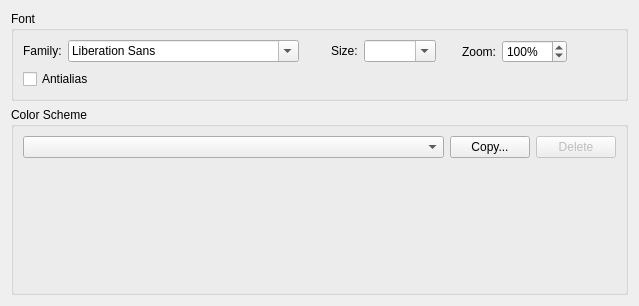
First picture: the form in src/plugins/texteditor/fontsettingspage.ui, repository qt-creator/qt-creator, before the edit.
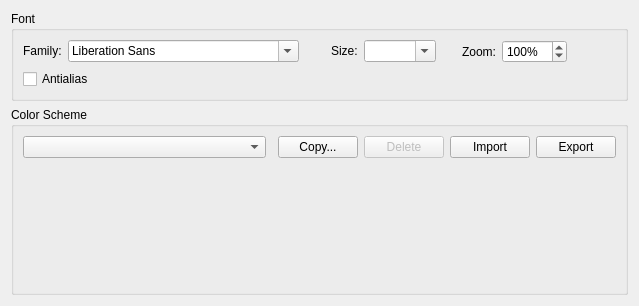
Second picture: the form after the edit. Custom widgets are drawn as their Qt base class.

Commit message:
Font settings: Add import and export functions
Fixed: QTCREATORBUG-6833

Diff of the .ui file:
```diff
--- a/src/plugins/texteditor/fontsettingspage.ui
+++ b/src/plugins/texteditor/fontsettingspage.ui
@@ -146,6 +146,13 @@
       <string>Color Scheme</string>
      </property>
      <layout class="QGridLayout" name="gridLayout_2">
+      <item row="0" column="5">
+       <widget class="QPushButton" name="exportButton">
+        <property name="text">
+         <string>Export</string>
+        </property>
+       </widget>
+      </item>
       <item row="0" column="0">
        <widget class="QComboBox" name="schemeComboBox">
         <property name="sizePolicy">
@@ -156,14 +163,7 @@
         </property>
        </widget>
       </item>
-      <item row="0" column="1">
-       <widget class="QPushButton" name="copyButton">
-        <property name="text">
-         <string>Copy...</string>
-        </property>
-       </widget>
-      </item>
-      <item row="0" column="2">
+      <item row="0" column="3">
        <widget class="QPushButton" name="deleteButton">
         <property name="enabled">
          <bool>false</bool>
@@ -173,7 +173,21 @@
         </property>
        </widget>
       </item>
-      <item row="1" column="0" colspan="3">
+      <item row="0" column="2">
+       <widget class="QPushButton" name="copyButton">
+        <property name="text">
+         <string>Copy...</string>
+        </property>
+       </widget>
+      </item>
+      <item row="0" column="4">
+       <widget class="QPushButton" name="importButton">
+        <property name="text">
+         <string>Import</string>
+        </property>
+       </widget>
+      </item>
+      <item row="2" column="0" colspan="6">
        <widget class="TextEditor::Internal::ColorSchemeEdit" name="schemeEdit" native="true">
         <property name="sizePolicy">
          <sizepolicy hsizetype="Preferred" vsizetype="Expanding">
```
Left out of the diff: 2 changed lines with no effect on the pictures. The commit also changes 2 other files.
